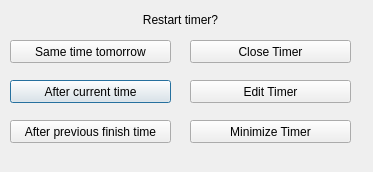
Above: timeisupdialog.ui from skronstein/MultiTimer before the change. Below: the same form after it.
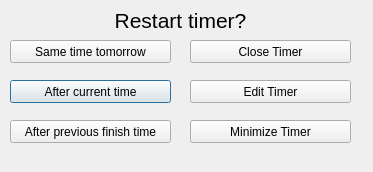
That is the form after the change.

Commit message: Flash and enlarge text on time-is-up dialog

What changed in the file:
```diff
--- a/timeisupdialog.ui
+++ b/timeisupdialog.ui
@@ -22,9 +22,17 @@
      <height>20</height>
     </rect>
    </property>
+   <property name="font">
+    <font>
+     <pointsize>16</pointsize>
+    </font>
+   </property>
    <property name="text">
     <string>Restart timer?</string>
    </property>
+   <property name="textFormat">
+    <enum>Qt::AutoText</enum>
+   </property>
    <property name="alignment">
     <set>Qt::AlignCenter</set>
    </property>
```
The commit also changes 2 other files.
